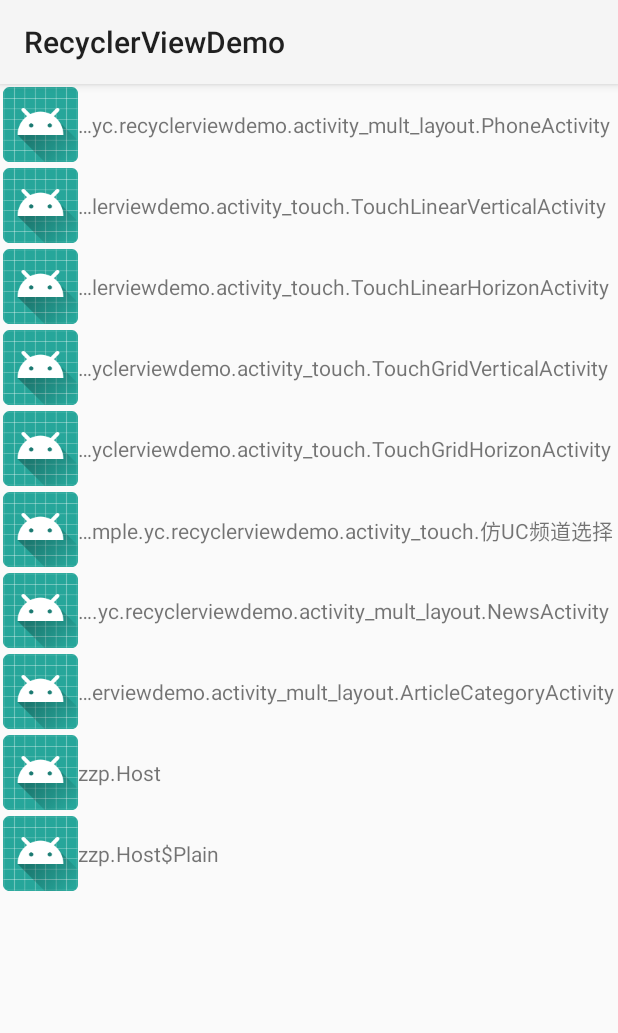
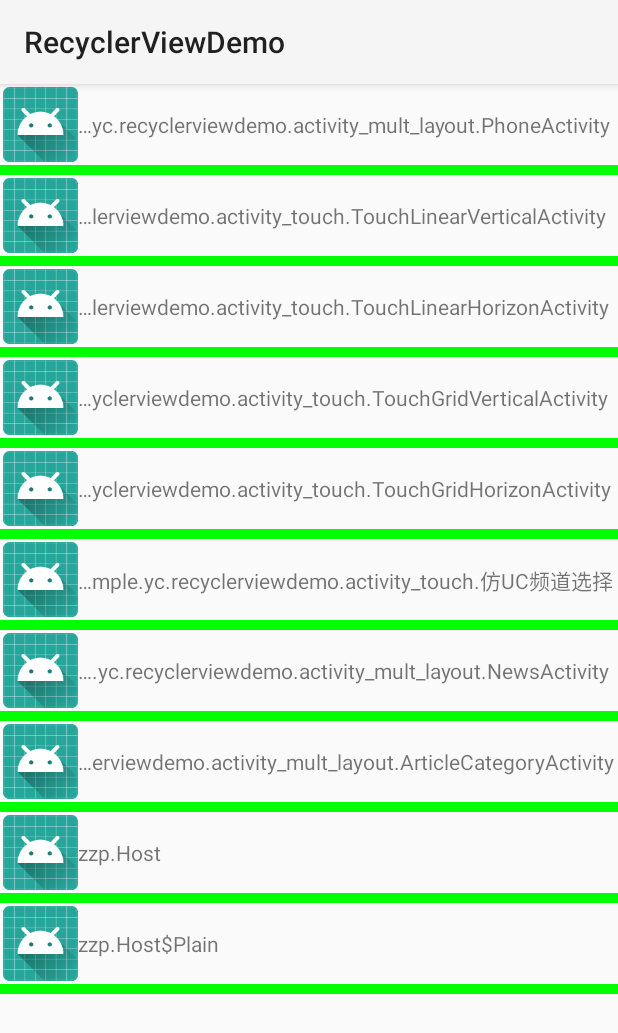
Before and after one commit to y0000c/RecyclerViewDemo, an Android app: the screen it shows after launch (MainActivity), on a phone screen of 412 x 824 dp. Shown: the top 1033 px of the screen. Run offline under Robolectric (Android 15) with nearby library versions, the phone set to English and light mode, and no system bars.

Commit message:
添加LinearLayoutManager下的分割线

```diff
--- a/app/src/main/java/com/example/yc/recyclerviewdemo/MainActivity.kt
+++ b/app/src/main/java/com/example/yc/recyclerviewdemo/MainActivity.kt
@@ -2,12 +2,14 @@ package com.example.yc.recyclerviewdemo
 
 import android.content.Intent
 import android.content.pm.PackageManager
+import android.graphics.Color
 import android.os.Bundle
 import android.support.v7.app.AppCompatActivity
 import android.support.v7.widget.LinearLayoutManager
 import android.view.View
 import com.example.yc.recyclerviewdemo.adapter.CommonAdapter
 import com.example.yc.recyclerviewdemo.inface.OnItemClickListener
+import com.example.yc.recyclerviewdemo.itemline.LinearItemLine
 import kotlinx.android.synthetic.main.activity_empty_recyclerview.*
 
 
@@ -24,6 +26,11 @@ class MainActivity : AppCompatActivity() {
         initDatas()
         initAdapter()
         main_recyclerView.layoutManager = LinearLayoutManager(this) // 设置布局类型
+        main_recyclerView.addItemDecoration(
+                LinearItemLine.Builder(this)
+                        .setColor(Color.GREEN)
+                        .setWidth(10)
+                        .build())
         main_recyclerView.adapter = _adapter  // 设置适配器
 
     }
--- /dev/null
+++ b/app/src/main/java/com/example/yc/recyclerviewdemo/itemline/LinearItemLine.kt
@@ -0,0 +1,399 @@
+package com.example.yc.recyclerviewdemo.itemline
+
+import android.content.Context
+import android.graphics.Canvas
+import android.graphics.Color
+import android.graphics.Rect
+import android.graphics.drawable.ColorDrawable
+import android.graphics.drawable.Drawable
+import android.support.v4.content.ContextCompat
+import android.support.v7.widget.GridLayoutManager
+import android.support.v7.widget.LinearLayoutManager
+import android.support.v7.widget.RecyclerView
+import android.support.v7.widget.StaggeredGridLayoutManager
+import android.view.View
+
+/**
+ * author: HYC
+ * date: 2019/4/2 16:24
+ * description: 线性布局使用的Item分割线
+ */
+class LinearItemLine(var context: Context) : RecyclerView.ItemDecoration() {
+
+    var divider: Drawable? = null  // 需要绘制的分割线样式
+    var width = 5                   // 分割线宽度
+
+    init {
+       divider = ColorDrawable(Color.GRAY)
+    }
+
+    /**
+     * 绘制了itemView以后再绘制分割线
+     */
+    override fun onDrawOver(c: Canvas?, parent: RecyclerView?, state: RecyclerView.State?) {
+        super.onDrawOver(c, parent, state)
+        val layout = parent?.layoutManager
+        if (layout is GridLayoutManager || layout is StaggeredGridLayoutManager)
+            throw Exception("请选择正确的布局类型")
+        layout as LinearLayoutManager
+        if (layout.orientation == LinearLayoutManager.HORIZONTAL) // 水平滚动
+            drawVerticalLine(c, parent, state) // 绘制垂直方向分割线
+        else
+            drawHorizontalLine(c, parent, state) // 绘制水平方向分割线
+    }
+
+    /**
+     * 绘制水平方向的分割线
+     */
+    private fun drawHorizontalLine(c: Canvas?, parent: RecyclerView, state: RecyclerView.State?) {
+        // 水平方向的分割线，长度和RecyclerView保持一致，宽度 = width
+        // 但是这里使用的是坐标计算，因此是left,top,right,bottom
+
+        // 左右是跟父布局保持一致，不随itemView的position改变
+        val left = (parent.left + parent.paddingLeft)
+        val right = (parent.right - parent.paddingRight)
+
+        // top，bottom是跟随着itemView的positon不断改变的
+        var top = 0
+        var bottom = 0
+
+        // 遍历每一个ItemView,通过他们当前的bottom,marginBottom来计算分割线的top
+        // 分割线的bottom = top + width
+        for (item in 0 until parent.childCount) {
+            val itemView = parent.getChildAt(item)
+            val params = itemView.layoutParams as RecyclerView.LayoutParams
+            top = params.bottomMargin + itemView.bottom
+            bottom = top + width
+            divider?.bounds = Rect(left, top, right, bottom)
+            divider?.draw(c)
+        }
+    }
+
+    /**
+     * 绘制垂直方向分割线
+     */
+    private fun drawVerticalLine(c: Canvas?, parent: RecyclerView, state: RecyclerView.State?) {
+        // 垂直方向的分割线，宽度和RecyclerView保持一致,长度 = width
+        // 同时是通过left,top,right,bottom计算
+
+        // 宽度坐标是和父布局保持一致
+        val top = parent.top + parent.paddingTop
+        val bottom = parent.bottom - parent.paddingBottom
+
+        // 长度坐标随ItemView而改变
+        var left = 0
+        var right = 0
+        for (item in 0 until parent.childCount) {
+            val itemView = parent.getChildAt(item)
+            val params = itemView.layoutParams as RecyclerView.LayoutParams
+            left = params.marginEnd + itemView.right
+            right = left + width
+            divider?.bounds = Rect(left, top, right, bottom)
+            divider?.draw(c)
+        }
+
+    }
+
+    /**
+     * 计算当前ItemView距离上一个ItemView的偏移量
+     */
+    override fun getItemOffsets(outRect: Rect?, view: View?, parent: RecyclerView?, state: RecyclerView.State?) {
+        super.getItemOffsets(outRect, view, parent, state)
+        val layout = parent?.layoutManager as LinearLayoutManager
+        if (layout.orientation == LinearLayoutManager.HORIZONTAL) // 水平滚动
+        {
+            // 垂直分割线，ItemView出现向右偏移
+            outRect?.set(0, 0, width, 0)
+        } else  // 垂直滚动
+        {
+            // 水平方向分割线，ItemView会出现向下偏移
+            outRect?.set(0, 0, 0, width)
+        }
+    }
+
+    /**
+     * 利用构造者模式，创建ItemLine
+     */
+    class Builder(val context: Context) {
+        var divider: Drawable? = null
+        var width = 5
+
+        /**
+         * 设置颜色
+         */
+        fun setColor(color: Int): Builder {
+            divider = ColorDrawable(color)
+            return this
+        }
+
+        /**
+         * 设置宽度
+         */
+        fun setWidth(value: Int): Builder {
+            width = value
+            return this
+        }
+
+        /**
+         * 通过资源文件设置item
+         */
+        fun setResId(resId: Int): Builder {
+            divider = ContextCompat.getDrawable(context, resId)
+            width = divider!!.intrinsicWidth
+            return this
+        }
+
+        /**
+         * 构造出ItemLine实例对象
+         */
+        fun build(): LinearItemLine {
+            val line = LinearItemLine(context)
+            line.divider = divider
+            line.width = width
+            return line
+        }
+    }
+}
+
+
+//public class RecyclerViewGridItemLine extends RecyclerView.ItemDecoration {
+//
+//    private Drawable mDivider;
+//    private boolean mShowLastLine;
+//    private int mHorizonSpan;
+//    private int mVerticalSpan;
+//
+//    /**
+//     * 通过color构建
+//     *
+//     * @param horizonSpan  水平线大小
+//     * @param verticalSpan 垂直线大小
+//     * @param divider      分割线
+//     * @param showLastLine 是否显示最后一行
+//     */
+//    private RecyclerViewGridItemLine(int horizonSpan, int verticalSpan, Drawable divider, boolean showLastLine) {
+//        this.mHorizonSpan = horizonSpan;
+//        this.mShowLastLine = showLastLine;
+//        this.mVerticalSpan = verticalSpan;
+//        mDivider = divider;
+//    }
+//
+//    @Override
+//    public void onDrawOver(Canvas c, RecyclerView parent, RecyclerView.State state) {
+//        drawHorizontal(c, parent);
+//        drawVertical(c, parent);
+//    }
+//
+//    private void drawHorizontal(Canvas c, RecyclerView parent) {
+//        int childCount = parent.getChildCount();
+//
+//        for (int i = 0; i < childCount; i++) {
+//        View child = parent.getChildAt(i);
+//
+//        //最后一行 && 横线不绘制
+//        if (isLastRaw(parent, i, getSpanCount(parent), childCount) && !mShowLastLine) {
+//            continue;
+//        }
+//        RecyclerView.LayoutParams params = (RecyclerView.LayoutParams) child.getLayoutParams();
+//        final int left = child.getLeft() - params.leftMargin;
+//        final int right = child.getRight() + params.rightMargin;
+//        final int top = child.getBottom() + params.bottomMargin;
+//        final int bottom = top + mHorizonSpan;
+//
+//        mDivider.setBounds(left, top, right, bottom);
+//        mDivider.draw(c);
+//    }
+//    }
+//
+//    private void drawVertical(Canvas c, RecyclerView parent) {
+//        int childCount = parent.getChildCount();
+//        for (int i = 0; i < childCount; i++) {
+//        final View child = parent.getChildAt(i);
+//        // 当前itemView表示最后一列
+//        if ((parent.getChildViewHolder(child).getAdapterPosition() + 1) % getSpanCount(parent) == 0) {
+//            continue;
+//        }
+//        final RecyclerView.LayoutParams params = (RecyclerView.LayoutParams) child.getLayoutParams();
+//        final int top = child.getTop() - params.topMargin;
+//        // +mHorizonSpan是为了封闭交叉点。也可以添加在drawableHorizontal中的right。
+//        final int bottom = child.getBottom() + params.bottomMargin + mHorizonSpan;
+//        final int left = child.getRight() + params.rightMargin;
+//        int right = left + mVerticalSpan;
+//        mDivider.setBounds(left, top, right, bottom);
+//        mDivider.draw(c);
+//    }
+//    }
+//
+//    /**
+//     * 计算偏移量
+//     */
+//    @Override
+//    public void getItemOffsets(Rect outRect, View view, RecyclerView parent, RecyclerView.State state) {
+//        int spanCount = getSpanCount(parent); // 获取列数
+//        int childCount = parent.getAdapter().getItemCount(); // itemView总数
+//        // 当前的itemView的position
+//        int itemPosition = ((RecyclerView.LayoutParams) view.getLayoutParams()).getViewLayoutPosition();
+//
+//        if (((itemPosition % spanCount) + 1) == spanCount) // 最后一列，不绘制右边,只绘制下面
+//        {
+//            outRect.set(0,0,0,mHorizonSpan);
+//        } else // 最后一行,以及中间的内容，都要绘制下面和右边
+//        {
+//            outRect.set(0, 0, mVerticalSpan, mHorizonSpan);
+//        }
+//        // 如果最后一行不绘制下面，只绘制右边，则添加分支
+////        if (isLastRaw(parent, itemPosition, spanCount, childCount)){
+////            outRect.set(0,0,mVerticalSpan,0);
+////        }
+//    }
+//
+//    /**
+//     * 获取列数
+//     */
+//    private int getSpanCount(RecyclerView parent) {
+//        // 列数
+//        int mSpanCount = -1;
+//        RecyclerView.LayoutManager layoutManager = parent.getLayoutManager();
+//        if (layoutManager instanceof GridLayoutManager) {
+//            mSpanCount = ((GridLayoutManager) layoutManager).getSpanCount();
+//        } else if (layoutManager instanceof StaggeredGridLayoutManager) {
+//            mSpanCount = ((StaggeredGridLayoutManager) layoutManager).getSpanCount();
+//        }
+//        return mSpanCount;
+//    }
+//
+//    /**
+//     * 是否最后一行
+//     *
+//     * @param parent     RecyclerView
+//     * @param pos        当前item的位置
+//     * @param spanCount  每行显示的item个数
+//     * @param childCount child个数
+//     */
+//    private boolean isLastRaw(RecyclerView parent, int pos, int spanCount, int childCount) {
+//        RecyclerView.LayoutManager layoutManager = parent.getLayoutManager();
+//
+//        if (layoutManager instanceof GridLayoutManager) {
+//            return getResult(pos, spanCount, childCount);
+//        } else if (layoutManager instanceof StaggeredGridLayoutManager) {
+//            int orientation = ((StaggeredGridLayoutManager) layoutManager).getOrientation();
+//            if (orientation == StaggeredGridLayoutManager.VERTICAL) {
+//                // StaggeredGridLayoutManager 且纵向滚动
+//                return getResult(pos, spanCount, childCount);
+//            } else {
+//                // StaggeredGridLayoutManager 且横向滚动
+//                if ((pos + 1) % spanCount == 0) {
+//                    return true;
+//                }
+//            }
+//        }
+//        return false;
+//    }
+//
+//    private boolean getResult(int pos, int spanCount, int childCount) {
+//        int remainCount = childCount % spanCount;//获取余数
+//        //如果正好最后一行完整;
+//        if (remainCount == 0) { //
+//            if (pos >= childCount - spanCount) {
+//                return true; //最后一行全部不绘制;
+//            }
+//        } else {
+//            if (pos >= childCount - childCount % spanCount) {
+//                return true;
+//            }
+//        }
+//        return false;
+//    }
+//
+//    /**
+//     * 使用Builder构造
+//     */
+//    public static class Builder {
+//        private Context mContext;
+//        private Resources mResources;
+//        private boolean mShowLastLine;
+//        private int mHorizonSpan;
+//        private int mVerticalSpan;
+//        private Drawable mDivider;
+//
+//        public Builder(Context context) {
+//            mContext = context;
+//            mResources = context.getResources();
+//            mShowLastLine = true;
+//            mHorizonSpan = 0;
+//            mVerticalSpan = 0;
+//            mDivider = new ColorDrawable(Color.GRAY);
+//        }
+//
+//        /**
+//         * 通过资源文件设置分隔线颜色
+//         */
+//        public Builder setColorResource(@ColorRes int resource) {
+//            setColor(ContextCompat.getColor(mContext, resource));
+//            return this;
+//        }
+//
+//        /**
+//         * 通过drawable设置分割线样式
+//         *
+//         * @return this
+//         */
+//        public Builder setDrawableResouce(@DrawableRes int drawableId) {
+//            mDivider = ContextCompat.getDrawable(mContext, drawableId);
+//            mHorizonSpan = mDivider.getIntrinsicHeight();
+//            mVerticalSpan = mHorizonSpan;
+//            return this;
+//        }
+//
+//        /**
+//         * 设置颜色
+//         */
+//        public Builder setColor(@ColorInt int color) {
+//            mDivider = new ColorDrawable(color);
+//            return this;
+//        }
+//
+//        /**
+//         * 通过dp设置垂直间距
+//         */
+//        public Builder setVerticalSpan(@DimenRes int vertical) {
+//            this.mVerticalSpan = mResources.getDimensionPixelSize(vertical);
+//            return this;
+//        }
+//
+//        /**
+//         * 通过px设置垂直间距
+//         */
+//        public Builder setVerticalSpan(float mVertical) {
+//            this.mVerticalSpan = (int) TypedValue.applyDimension(TypedValue.COMPLEX_UNIT_DIP, mVertical, mResources.getDisplayMetrics());
+//            return this;
+//        }
+//
+//        /**
+//         * 通过dp设置水平间距
+//         */
+//        public Builder setHorizontalSpan(@DimenRes int horizontal) {
+//            this.mHorizonSpan = mResources.getDimensionPixelSize(horizontal);
+//            return this;
+//        }
+//
+//        /**
+//         * 通过px设置水平间距
+//         */
+//        public Builder setHorizontalSpan(float horizontal) {
+//            this.mHorizonSpan = (int) TypedValue.applyDimension(TypedValue.COMPLEX_UNIT_DIP, horizontal, mResources.getDisplayMetrics());
+//            return this;
+//        }
+//
+//        /**
+//         * 是否最后一条显示分割线
+//         */
+//        public RecyclerViewGridItemLine.Builder setShowLastLine(boolean show) {
+//            mShowLastLine = show;
+//            return this;
+//        }
+//
+//        public RecyclerViewGridItemLine build() {
+//            return new RecyclerViewGridItemLine(mHorizonSpan, mVerticalSpan, mDivider, mShowLastLine);
+//        }
+//    }
```
Also changed, not shown: app/src/main/res/drawable/item_line_dash.xml (added, +12 -0 lines).
